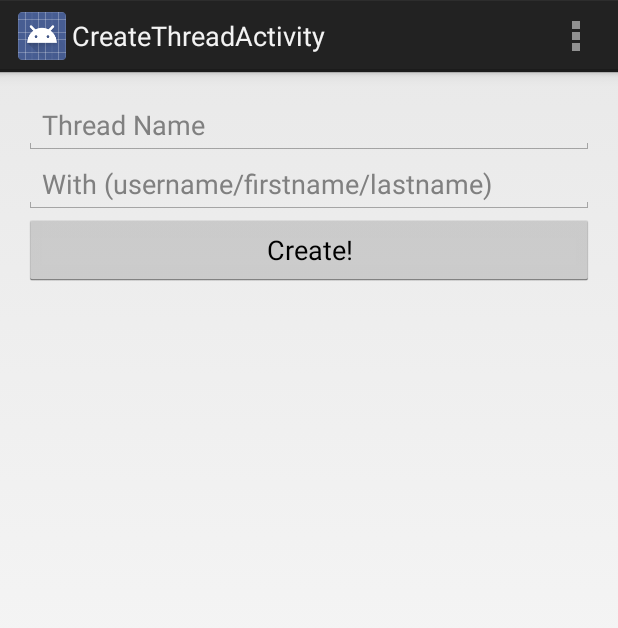
After one commit to flasherid/RatchetChat-Android, an Android app: the CreateThreadActivity screen opened directly, with no data from a screen before it, on a phone screen of 412 x 824 dp. The commit adds this screen. Shown: the top 628 px of the screen. Run offline under Robolectric (Android 15) with nearby library versions, the phone set to English and light mode, and no system bars.

Commit message:
A new thread view!!
This is to create a new thread.

It doesn't work all the way yet.

```diff
--- /dev/null
+++ b/Ratchet/src/main/java/com/scotttherobot/ratchet/CreateThreadActivity.java
@@ -0,0 +1,110 @@
+package com.scotttherobot.ratchet;
+
+import android.app.Activity;
+import android.app.ActionBar;
+import android.app.AlertDialog;
+import android.app.Fragment;
+import android.app.ProgressDialog;
+import android.content.DialogInterface;
+import android.os.Bundle;
+import android.view.LayoutInflater;
+import android.view.Menu;
+import android.view.MenuItem;
+import android.view.View;
+import android.view.ViewGroup;
+import android.os.Build;
+import android.widget.EditText;
+import android.widget.TextView;
+
+import com.loopj.android.http.JsonHttpResponseHandler;
+import com.loopj.android.http.RequestParams;
+
+import org.json.JSONException;
+import org.json.JSONObject;
+
+public class CreateThreadActivity extends Activity {
+
+    @Override
+    protected void onCreate(Bundle savedInstanceState) {
+        super.onCreate(savedInstanceState);
+        setContentView(R.layout.activity_create_thread);
+
+        if (savedInstanceState == null) {
+            getFragmentManager().beginTransaction()
+                    .add(R.id.container, new PlaceholderFragment())
+                    .commit();
+        }
+    }
+
+
+    public void makeThread(View v) {
+        String title = ((EditText)findViewById(R.id.threadName)).getText().toString();
+        String user = ((EditText)findViewById(R.id.userName)).getText().toString();
+
+        RequestParams p = new RequestParams();
+        p.add("name", title);
+        p.add("user", user);
+
+        final ProgressDialog progress = new ProgressDialog(this);
+        progress.setTitle("Creating thread...");
+        progress.setMessage("Hold, please.");
+        progress.show();
+        ApiClient.post("threads/", p, new JsonHttpResponseHandler() {
+            @Override
+            public void onSuccess(JSONObject response) {
+                try {
+                    progress.dismiss();
+                    String status = response.getString("status");
+                    if (status.compareTo("success") != 0) {
+                        // There was an error! Throw an alert.
+                    } else {
+                        finish();
+                    }
+                } catch (JSONException e) {
+
+                }
+            }
+            @Override
+            public void onFailure(int statusCode, java.lang.Throwable e, JSONObject errorResponse) {
+            }
+
+        });
+    }
+
+    @Override
+    public boolean onCreateOptionsMenu(Menu menu) {
+
+        // Inflate the menu; this adds items to the action bar if it is present.
+        getMenuInflater().inflate(R.menu.create_thread, menu);
+        return true;
+    }
+
+    @Override
+    public boolean onOptionsItemSelected(MenuItem item) {
+        // Handle action bar item clicks here. The action bar will
+        // automatically handle clicks on the Home/Up button, so long
+        // as you specify a parent activity in AndroidManifest.xml.
+        int id = item.getItemId();
+        if (id == R.id.action_settings) {
+            return true;
+        }
+        return super.onOptionsItemSelected(item);
+    }
+
+    /**
+     * A placeholder fragment containing a simple view.
+     */
+    public static class PlaceholderFragment extends Fragment {
+
+        public PlaceholderFragment() {
+        }
+
+        @Override
+        public View onCreateView(LayoutInflater inflater, ViewGroup container,
+                Bundle savedInstanceState) {
+            View rootView = inflater.inflate(R.layout.fragment_create_thread, container, false);
+            return rootView;
+        }
+    }
+
+}
--- /dev/null
+++ b/Ratchet/src/main/res/layout/activity_create_thread.xml
@@ -0,0 +1,7 @@
+<FrameLayout xmlns:android="http://schemas.android.com/apk/res/android"
+    xmlns:tools="http://schemas.android.com/tools"
+    android:id="@+id/container"
+    android:layout_width="match_parent"
+    android:layout_height="match_parent"
+    tools:context="com.scotttherobot.ratchet.CreateThreadActivity"
+    tools:ignore="MergeRootFrame" />
--- /dev/null
+++ b/Ratchet/src/main/res/layout/fragment_create_thread.xml
@@ -0,0 +1,48 @@
+<RelativeLayout xmlns:android="http://schemas.android.com/apk/res/android"
+    xmlns:tools="http://schemas.android.com/tools"
+    android:layout_width="match_parent"
+    android:layout_height="match_parent"
+    android:paddingLeft="@dimen/activity_horizontal_margin"
+    android:paddingRight="@dimen/activity_horizontal_margin"
+    android:paddingTop="@dimen/activity_vertical_margin"
+    android:paddingBottom="@dimen/activity_vertical_margin"
+    tools:context="com.scotttherobot.ratchet.CreateThreadActivity$PlaceholderFragment">
+
+
+
+
+    <LinearLayout
+        android:orientation="vertical"
+        android:layout_width="fill_parent"
+        android:layout_height="fill_parent"
+        android:layout_alignParentEnd="true">
+
+        <EditText
+            android:layout_width="fill_parent"
+            android:layout_height="wrap_content"
+            android:id="@+id/threadName"
+            android:layout_alignParentTop="true"
+            android:layout_alignParentStart="true"
+            android:layout_alignParentEnd="true"
+            android:hint="Thread Name" />
+
+        <EditText
+            android:layout_width="fill_parent"
+            android:layout_height="wrap_content"
+            android:id="@+id/userName"
+            android:layout_alignParentTop="true"
+            android:layout_alignParentStart="true"
+            android:layout_alignParentEnd="true"
+            android:hint="With (username/firstname/lastname)" />
+
+        <Button
+            android:layout_width="fill_parent"
+            android:layout_height="wrap_content"
+            android:text="Create!"
+            android:id="@+id/button"
+            android:layout_gravity="center_horizontal"
+            android:onClick="makeThread" />
+
+    </LinearLayout>
+
+</RelativeLayout>
--- /dev/null
+++ b/Ratchet/src/main/res/menu/create_thread.xml
@@ -0,0 +1,9 @@
+<menu xmlns:android="http://schemas.android.com/apk/res/android"
+    xmlns:tools="http://schemas.android.com/tools"
+    tools:context="com.scotttherobot.ratchet.CreateThreadActivity" >
+
+    <item android:id="@+id/action_settings"
+        android:title="@string/action_settings"
+        android:orderInCategory="100"
+        android:showAsAction="never" />
+</menu>
--- a/Ratchet/src/main/res/menu/thread_list.xml
+++ b/Ratchet/src/main/res/menu/thread_list.xml
@@ -2,6 +2,10 @@
     xmlns:tools="http://schemas.android.com/tools"
     tools:context="com.scotttherobot.ratchet.ThreadListActivity" >
 
+    <item android:id="@+id/newThreadButton"
+        android:title="Start New Thread"
+        android:orderInCategory="100"
+        android:showAsAction="never" />
     <item android:id="@+id/refreshButton"
         android:title="Refresh"
         android:orderInCategory="100"
--- a/Ratchet/src/main/res/values/strings.xml
+++ b/Ratchet/src/main/res/values/strings.xml
@@ -6,5 +6,6 @@
     <string name="action_settings">Settings</string>
     <string name="title_activity_thread_list">ThreadListActivity</string>
     <string name="title_activity_message_thread">MessageThreadActivity</string>
+    <string name="title_activity_create_thread">CreateThreadActivity</string>
 
 </resources>
```
Also changed, not shown: Ratchet/src/main/AndroidManifest.xml (+13 -5 lines), Ratchet/src/main/java/com/scotttherobot/ratchet/ThreadListActivity.java (+11 -0 lines).
